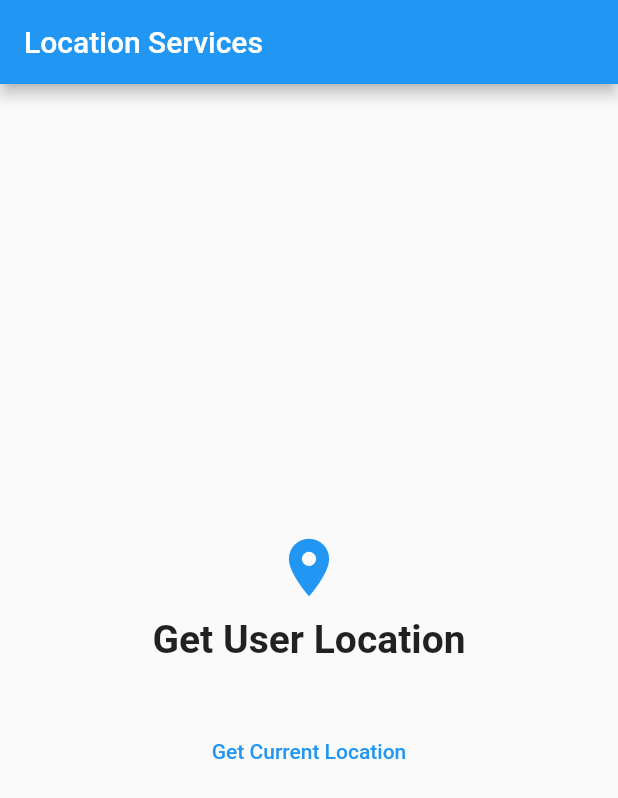
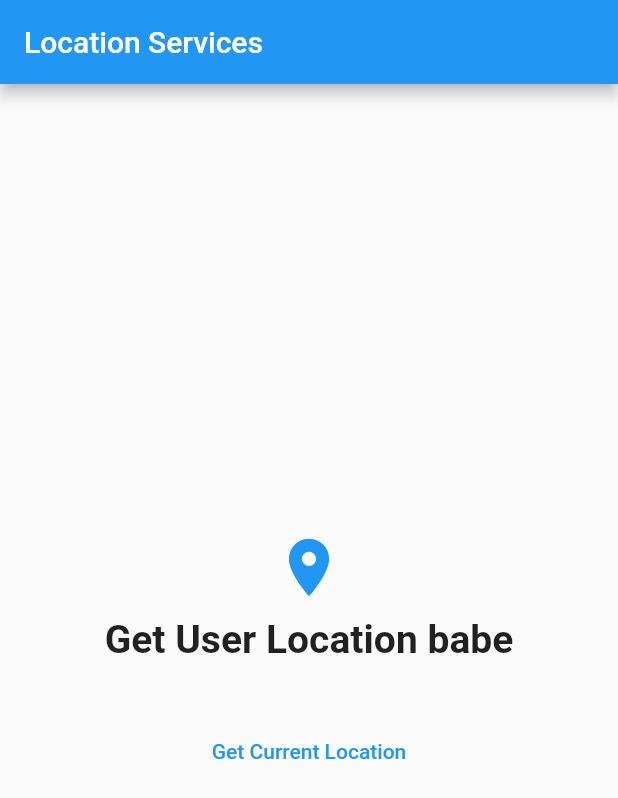
Before and after one commit to diaasabbagh/q1-flutter, a Flutter app: the screen it shows after launch, on a phone screen of 412 x 824 dp. Shown: the top 798 px of the screen. Run offline on Flutter 3.47's test engine with Material 2 defaults, Android fonts, the phone set to English and light mode, and no system bars; our stand-ins replace geolocator.

Commit message:
sec commit

```diff
--- a/lib/main.dart
+++ b/lib/main.dart
@@ -60,7 +60,7 @@ class _LocationAppState extends State<LocationApp> {
               height: 10.0,
             ),
             const Text(
-              "Get User Location",
+              "Get User Location babe",
               style: TextStyle(fontSize: 26.0, fontWeight: FontWeight.bold),
             ),
             const SizedBox(
```
